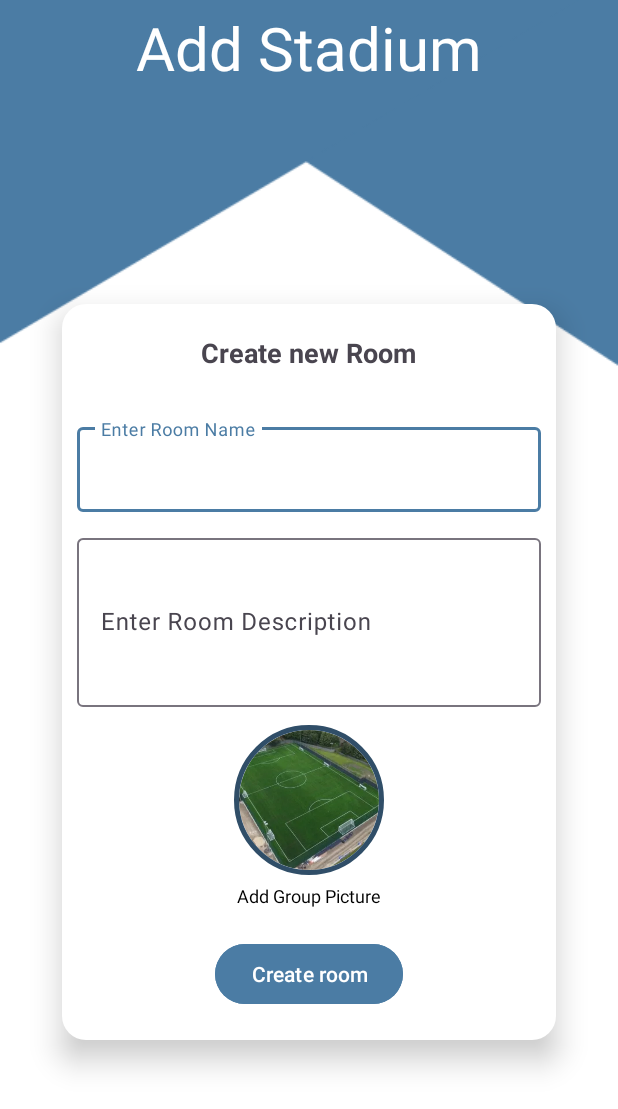
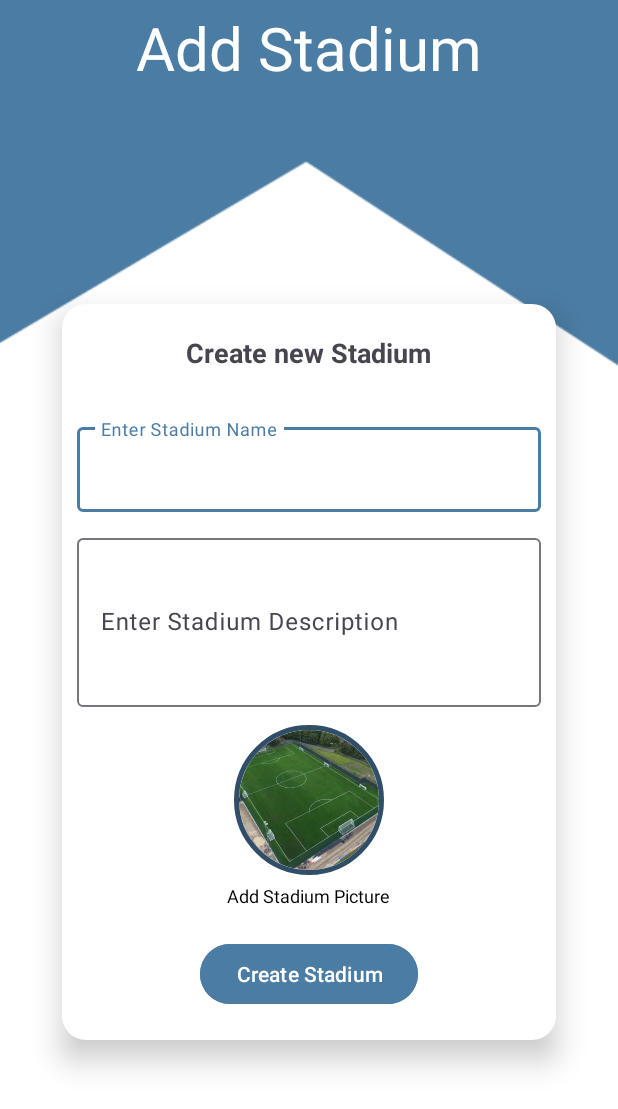
Before and after one commit to BassemAsaad/koraTime, an Android app: the AddStadiumActivity screen opened directly, with no data from a screen before it, on a phone screen of 412 x 824 dp. Shown: the top 1109 px of the screen. Run offline under Robolectric (Android 15) with nearby library versions, the phone set to English and light mode, and no system bars; our stand-ins replace CircleImageView, data binding.

Commit message:
re Do stadiums

```diff
--- a/app/src/main/res/layout/activity_add_stadium.xml
+++ b/app/src/main/res/layout/activity_add_stadium.xml
@@ -74,18 +74,18 @@
 
 
                 <TextView
-                    android:id="@+id/newRoom_textView"
+                    android:id="@+id/newStadium_textView"
                     android:layout_width="wrap_content"
                     android:layout_height="wrap_content"
                     android:layout_gravity="center|top"
-                    android:text="Create new Room"
+                    android:text="Create new Stadium"
                     android:textSize="18dp"
                     android:padding="20dp"
                     android:textStyle="bold"
                     />
 
                 <com.google.android.material.textfield.TextInputLayout
-                    android:id="@+id/roomName_layout"
+                    android:id="@+id/stadiumName_layout"
                     android:layout_width="match_parent"
                     android:layout_height="wrap_content"
                     app:layout_constraintTop_toBottomOf="@id/img_group"
@@ -95,13 +95,13 @@
                     <EditText
                         android:layout_width="match_parent"
                         android:layout_height="match_parent"
-                        android:hint="Enter Room Name"
+                        android:hint="Enter Stadium Name"
                         android:text="@={vm.stadiumName}"
                         />
                 </com.google.android.material.textfield.TextInputLayout>
 
                 <com.google.android.material.textfield.TextInputLayout
-                    android:id="@+id/roomDescription_layout"
+                    android:id="@+id/stadiumDescription_layout"
                     android:layout_width="match_parent"
                     android:layout_height="wrap_content"
                     app:layout_constraintTop_toBottomOf="@id/img_group"
@@ -112,7 +112,7 @@
                     <EditText
                         android:layout_width="match_parent"
                         android:layout_height="match_parent"
-                        android:hint="Enter Room Description"
+                        android:hint="Enter Stadium Description"
                         android:text="@={vm.stadiumDescription}"
                         android:lines="4"
 
@@ -120,7 +120,7 @@
                 </com.google.android.material.textfield.TextInputLayout>
 
                 <de.hdodenhof.circleimageview.CircleImageView
-                    android:id="@+id/roomImage_layout"
+                    android:id="@+id/stadiumImage_layout"
                     android:layout_width="100dp"
                     android:layout_height="100dp"
                     android:layout_gravity="center"
@@ -130,11 +130,11 @@
                     app:civ_border_color="@color/primaryVariant"
                     />
                 <TextView
-                    android:id="@+id/roomImageText_layout"
+                    android:id="@+id/stadiumImageText_layout"
                     android:layout_width="wrap_content"
                     android:layout_height="wrap_content"
                     android:layout_gravity="center"
-                    android:text="Add Group Picture"
+                    android:text="Add Stadium Picture"
                     android:textColor="@color/black"
                     android:textSize="12sp"
                     android:layout_marginTop="5dp"
@@ -144,7 +144,7 @@
                     android:id="@+id/roomButton_layout"
                     android:layout_width="wrap_content"
                     android:layout_height="wrap_content"
-                    android:text="Create room"
+                    android:text="Create Stadium"
                     android:layout_gravity="center"
                     android:layout_marginTop="20dp"
                     android:layout_margin="20dp"
```
